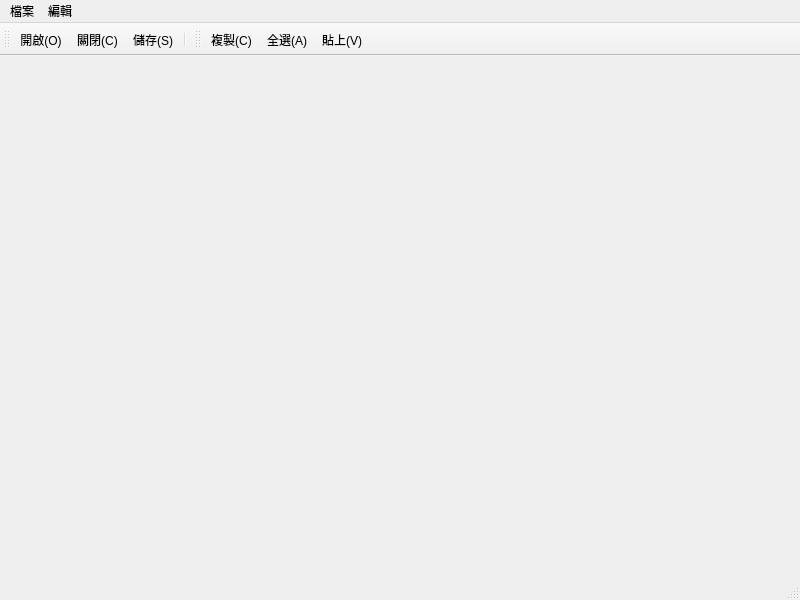
vesss1/DesignWindow1, file mainwindow.ui: the form before one commit.
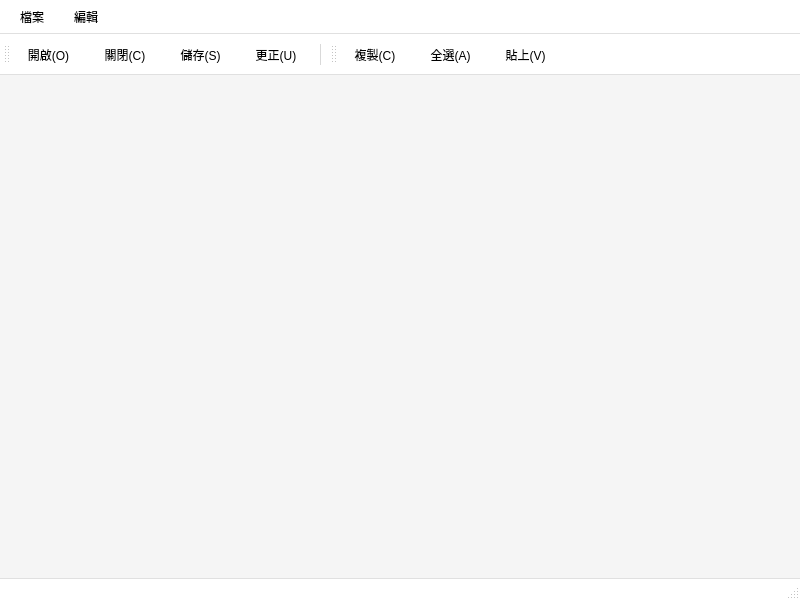
The form after the commit.

Commit message: Add 更正 (Correct) button next to Save and beautify UI

```diff
--- a/mainwindow.ui
+++ b/mainwindow.ui
@@ -11,7 +11,59 @@
    </rect>
   </property>
   <property name="windowTitle">
-   <string>MainWindow</string>
+   <string>文件編輯器</string>
+  </property>
+  <property name="styleSheet">
+   <string notr="true">QMainWindow {
+    background-color: #f5f5f5;
+}
+QMenuBar {
+    background-color: #ffffff;
+    border-bottom: 1px solid #e0e0e0;
+    padding: 2px;
+}
+QMenuBar::item {
+    padding: 6px 12px;
+    border-radius: 4px;
+}
+QMenuBar::item:selected {
+    background-color: #e3f2fd;
+}
+QMenu {
+    background-color: #ffffff;
+    border: 1px solid #e0e0e0;
+    border-radius: 4px;
+    padding: 4px;
+}
+QMenu::item {
+    padding: 8px 24px;
+    border-radius: 4px;
+}
+QMenu::item:selected {
+    background-color: #e3f2fd;
+}
+QToolBar {
+    background-color: #ffffff;
+    border: none;
+    border-bottom: 1px solid #e0e0e0;
+    padding: 4px;
+    spacing: 6px;
+}
+QToolButton {
+    padding: 6px 10px;
+    border-radius: 4px;
+    border: none;
+}
+QToolButton:hover {
+    background-color: #e3f2fd;
+}
+QToolButton:pressed {
+    background-color: #bbdefb;
+}
+QStatusBar {
+    background-color: #ffffff;
+    border-top: 1px solid #e0e0e0;
+}</string>
   </property>
   <widget class="QWidget" name="centralwidget"/>
   <widget class="QMenuBar" name="menubar">
@@ -64,6 +116,7 @@
    <addaction name="actionOpen"/>
    <addaction name="actionClose"/>
    <addaction name="actionSave"/>
+   <addaction name="actionCorrect"/>
    <addaction name="separator"/>
   </widget>
   <widget class="QToolBar" name="toolBar">
@@ -176,6 +229,17 @@
     <string>Ctrl+V</string>
    </property>
   </action>
+  <action name="actionCorrect">
+   <property name="text">
+    <string>更正(&amp;U)</string>
+   </property>
+   <property name="toolTip">
+    <string>更正上一步操作</string>
+   </property>
+   <property name="shortcut">
+    <string>Ctrl+U</string>
+   </property>
+  </action>
  </widget>
  <resources/>
  <connections/>
```
The commit also changes 1 other file.
